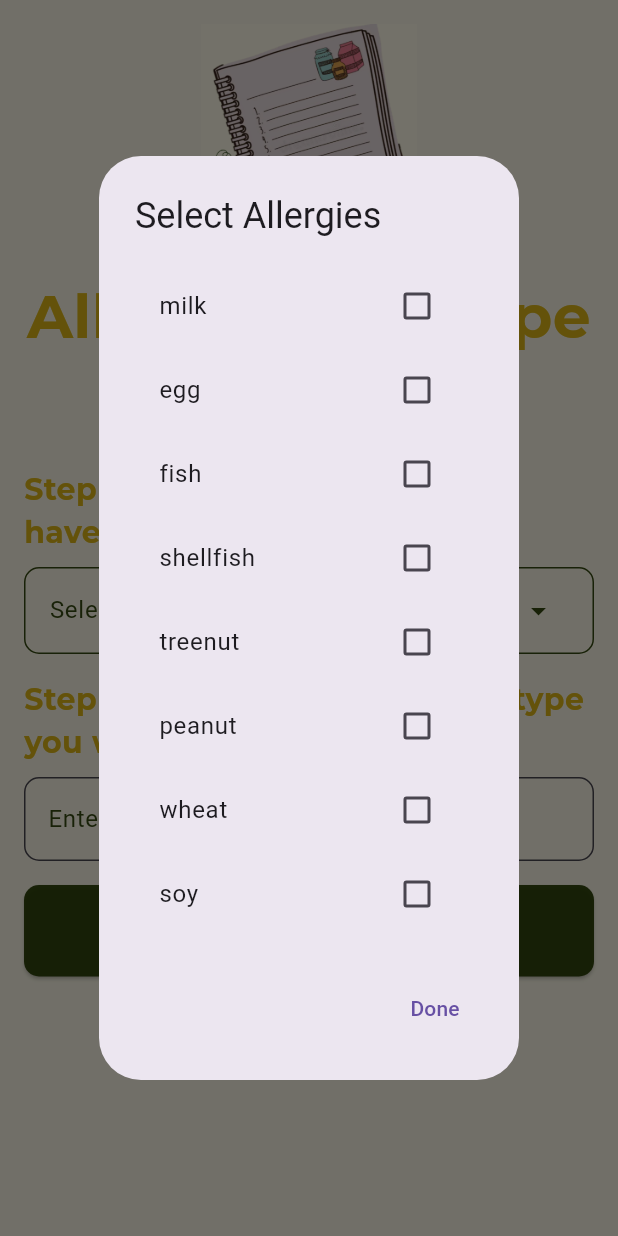
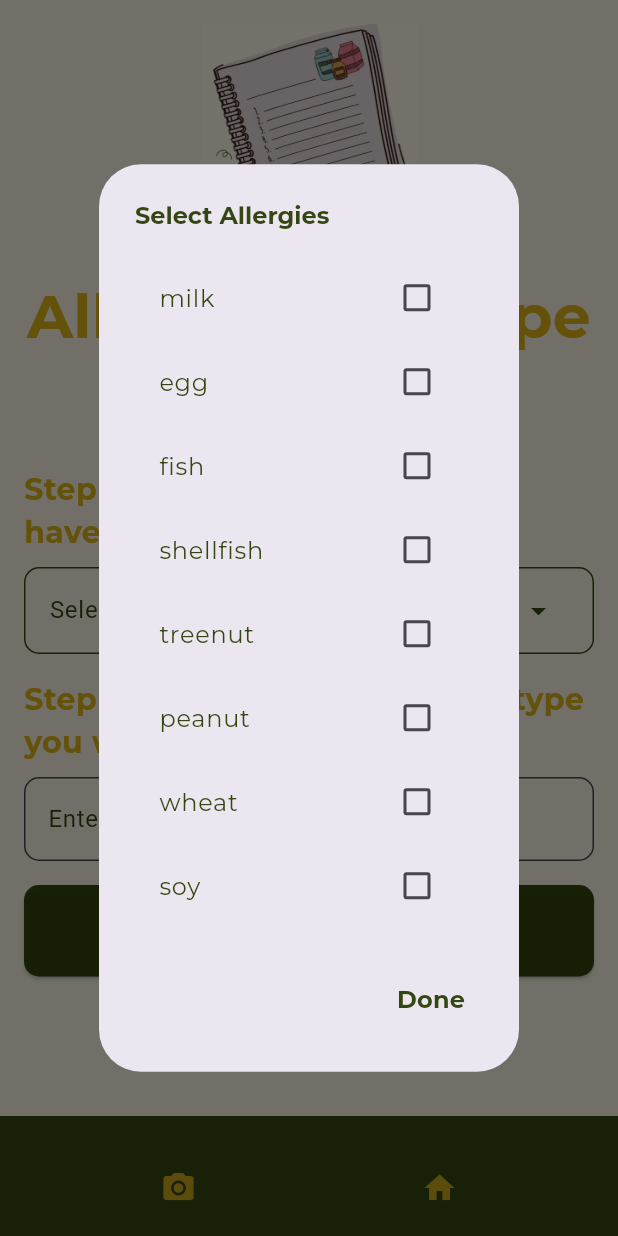
Before and after one commit to dramadas/capstone-2024-fall-allergenie, a Flutter app: the screen it shows after launch, item 3 of the bottom bar chosen, after a tap on "Select Allergies", on a phone screen of 412 x 824 dp. Run offline on Flutter 3.47's test engine with Material 3 defaults, Android fonts, the phone set to English and light mode, and no system bars; our stand-ins replace google_fonts, image_picker; missing offline and left inert: dart:html.

Commit message:
add navigation bar and minor fixes

```diff
--- a/phoebe/allergenie_web/lib/search_recipe.dart
+++ b/phoebe/allergenie_web/lib/search_recipe.dart
@@ -1,6 +1,7 @@
 import 'package:flutter/material.dart';
 import 'package:google_fonts/google_fonts.dart';
 import 'home_page.dart';
+import 'upload_image_page.dart'; // Add import for the UploadImagePage
 import '../rag_model/recipe_request.dart';
 import '../api_service_recipe_generator.dart';
 
@@ -8,36 +9,26 @@
   @override
   Widget build(BuildContext context) {
     return MaterialApp(
-      home: HomePage(),
+      home: SearchRecipe(),
     );
   }
 }
 
 class SearchRecipe extends StatefulWidget {
   @override
-  _AllergyRecipePageState createState() => _AllergyRecipePageState();
+  _SearchRecipeState createState() => _SearchRecipeState();
 }
 
-class _AllergyRecipePageState extends State<SearchRecipe> {
+class _SearchRecipeState extends State<SearchRecipe> {
   final TextEditingController _dishTypeController = TextEditingController();
   final ApiServiceRAG _apiService = ApiServiceRAG();
   String _recipe = "";
   bool _isLoading = false;
   bool _showDialog = false;
 
-  // List to hold selected allergens
   List<String> selectedAllergies = [];
-
-  // List of available allergy options
   final List<String> allergyOptions = [
-    'milk',
-    'egg',
-    'fish',
-    'shellfish',
-    'treenut',
-    'peanut',
-    'wheat',
-    'soy',
+    'milk', 'egg', 'fish', 'shellfish', 'treenut', 'peanut', 'wheat', 'soy',
   ];
 
   Future<void> _getRecipe() async {
@@ -52,7 +43,6 @@
       _isLoading = true;
     });
 
-    // Combine selected allergies into a single string for the request
     final request = RecipeRequest(
       allergy: selectedAllergies.join(', '),
       dish_type: _dishTypeController.text,
@@ -67,18 +57,6 @@
     });
   }
 
-  // Function to handle selection of allergies
-  void _onAllergySelected(String allergy) {
-    setState(() {
-      if (selectedAllergies.contains(allergy)) {
-        selectedAllergies.remove(allergy);
-      } else {
-        selectedAllergies.add(allergy);
-      }
-    });
-  }
-
-  // Disclaimer Banner
   Widget _buildDisclaimerBanner() {
     return Container(
       padding: const EdgeInsets.all(16.0),
@@ -118,7 +96,6 @@
                 ),
               ),
               const SizedBox(height: 16),
-
               // Question Banner
               Text(
                 "AllerGenie Recipe Generator",
@@ -130,7 +107,6 @@
                 textAlign: TextAlign.center,
               ),
               const SizedBox(height: 16),
-
               // Allergy multi-select dropdown
               Text(
                 'Step 1: Select any allergies you have',
@@ -173,7 +149,6 @@
                   },
                 ),
               ),
-
               const SizedBox(height: 16),
               Text(
                 'Step 2: Enter the meal/cuisine type you wish to prepare:',
@@ -202,7 +177,6 @@
                   fillColor: Color.fromARGB(255, 246, 243, 226),
                 ),
               ),
-
               const SizedBox(height: 16),
               ElevatedButton(
                 onPressed: _getRecipe,
@@ -223,8 +197,6 @@
                   ),
                 ),
               ),
-
-              // Spinner Animation
               const SizedBox(height: 20),
               _isLoading
                   ? Center(
@@ -301,6 +273,37 @@
           ),
         ),
       ),
+      bottomNavigationBar: BottomAppBar(
+        color: const Color.fromARGB(238, 39, 60, 2),
+        child: Padding(
+          padding: const EdgeInsets.all(16.0),
+          child: Row(
+            mainAxisAlignment: MainAxisAlignment.spaceAround,
+            children: [
+              IconButton(
+                icon: Icon(Icons.photo_camera),
+                color: Color.fromARGB(237, 209, 172, 24),
+                onPressed: () {
+                  Navigator.push(
+                    context,
+                    MaterialPageRoute(builder: (context) => UploadImagePage()),
+                  );
+                },
+              ),
+              IconButton(
+                icon: Icon(Icons.home),
+                color: Color.fromARGB(237, 209, 172, 24),
+                onPressed: () {
+                  Navigator.pushReplacement(
+                    context,
+                    MaterialPageRoute(builder: (context) => HomePage()),
+                  );
+                },
+              ),
+            ],
+          ),
+        ),
+      ),
     );
   }
 }
@@ -330,13 +333,27 @@
   @override
   Widget build(BuildContext context) {
     return AlertDialog(
-      title: Text('Select Allergies'),
+      title: Text(
+        'Select Allergies',
+        style: GoogleFonts.montserrat(
+          fontSize: 16,
+          fontWeight: FontWeight.bold,
+          color: Color.fromARGB(238, 39, 60, 2),
+        ),
+      ),
       content: SingleChildScrollView(
         child: Column(
           children: widget.options.map((option) {
             return CheckboxListTile(
-              title: Text(option),
+              title: Text(
+                option,
+                style: GoogleFonts.montserrat(
+                  fontSize: 16,
+                  color: Color.fromARGB(238, 39, 60, 2),
+                ),
+              ),
               value: selected.contains(option),
+              activeColor: Color.fromARGB(238, 39, 60, 2),
               onChanged: (bool? value) {
                 setState(() {
                   if (value != null && value) {
@@ -355,7 +372,14 @@
           onPressed: () {
             Navigator.pop(context, selected);
           },
-          child: Text('Done'),
+          child: Text(
+            'Done',
+            style: GoogleFonts.montserrat(
+              fontSize: 16,
+              fontWeight: FontWeight.bold,
+              color: Color.fromARGB(238, 39, 60, 2), // Green color
+            ),
+          ),
         ),
       ],
     );
--- a/phoebe/allergenie_web/pubspec.yaml
+++ b/phoebe/allergenie_web/pubspec.yaml
@@ -12,7 +12,7 @@
     sdk: flutter
   cupertino_icons: ^1.0.8
   url_launcher: ^6.0.20
-  http: ^0.13.5
+  http: ^1.2.2
   image_picker: ^0.8.4+4
   google_fonts: ^5.0.0
 
```
Also changed, not shown: phoebe/allergenie_web/pubspec.lock.
